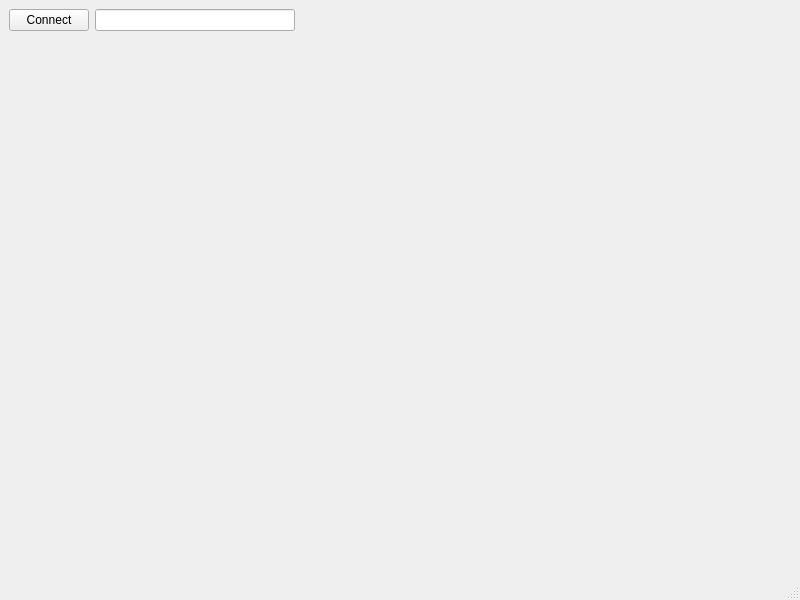
Before: the Qt Designer form src/MainWindow.ui in till213/SkyDolly, drawn with Qt 5.
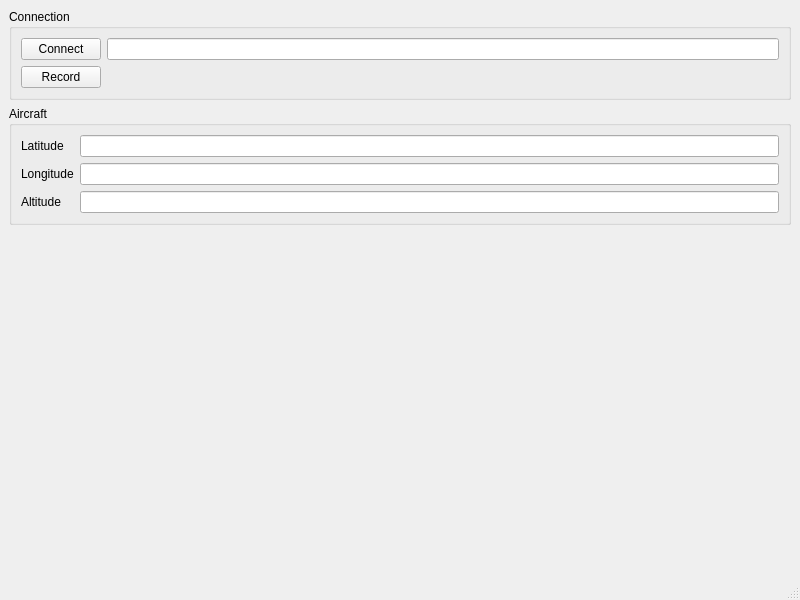
After: the same form once the commit is applied.

Commit message: Sample aircraft position (fixed interval of 200 ms).

Patch:
```diff
--- a/src/MainWindow.ui
+++ b/src/MainWindow.ui
@@ -14,17 +14,23 @@
    <string>MainWindow</string>
   </property>
   <widget class="QWidget" name="centralwidget">
-   <layout class="QFormLayout" name="formLayout">
-    <item row="0" column="0">
+   <layout class="QVBoxLayout" name="verticalLayout">
+    <item>
+     <widget class="QGroupBox" name="groupBox">
+      <property name="title">
+       <string>Connection</string>
+      </property>
      <layout class="QHBoxLayout" name="horizontalLayout">
       <item>
+        <layout class="QFormLayout" name="formLayout">
+         <item row="0" column="0">
        <widget class="QPushButton" name="connectionPushButton">
         <property name="text">
          <string>Connect</string>
         </property>
        </widget>
       </item>
-      <item>
+         <item row="0" column="1">
        <widget class="QLineEdit" name="connectionStatusLineEdit">
         <property name="minimumSize">
          <size>
@@ -34,7 +40,88 @@
         </property>
        </widget>
       </item>
-     </layout>
+         <item row="1" column="0">
+          <widget class="QPushButton" name="recordPushButton">
+           <property name="text">
+            <string>Record</string>
+           </property>
+           <property name="checkable">
+            <bool>true</bool>
+           </property>
+          </widget>
+         </item>
+        </layout>
+       </item>
+      </layout>
+     </widget>
+    </item>
+    <item>
+     <widget class="QGroupBox" name="groupBox_2">
+      <property name="title">
+       <string>Aircraft</string>
+      </property>
+      <layout class="QHBoxLayout" name="horizontalLayout_2">
+       <item>
+        <layout class="QFormLayout" name="formLayout_3">
+         <item row="0" column="0">
+          <widget class="QLabel" name="label">
+           <property name="text">
+            <string>Latitude</string>
+           </property>
+          </widget>
+         </item>
+         <item row="0" column="1">
+          <widget class="QLineEdit" name="latitudeLineEdit">
+           <property name="readOnly">
+            <bool>true</bool>
+           </property>
+          </widget>
+         </item>
+         <item row="1" column="0">
+          <widget class="QLabel" name="label_2">
+           <property name="text">
+            <string>Longitude</string>
+           </property>
+          </widget>
+         </item>
+         <item row="1" column="1">
+          <widget class="QLineEdit" name="longitudeLineEdit">
+           <property name="readOnly">
+            <bool>true</bool>
+           </property>
+          </widget>
+         </item>
+         <item row="2" column="0">
+          <widget class="QLabel" name="label_3">
+           <property name="text">
+            <string>Altitude</string>
+           </property>
+          </widget>
+         </item>
+         <item row="2" column="1">
+          <widget class="QLineEdit" name="altitudeLineEdit">
+           <property name="readOnly">
+            <bool>true</bool>
+           </property>
+          </widget>
+         </item>
+        </layout>
+       </item>
+      </layout>
+     </widget>
+    </item>
+    <item>
+     <spacer name="verticalSpacer">
+      <property name="orientation">
+       <enum>Qt::Vertical</enum>
+      </property>
+      <property name="sizeHint" stdset="0">
+       <size>
+        <width>20</width>
+        <height>200</height>
+       </size>
+      </property>
+     </spacer>
     </item>
    </layout>
   </widget>
```
Lines whose indentation alone changed are shown as unchanged. The commit also changes 7 other files.
